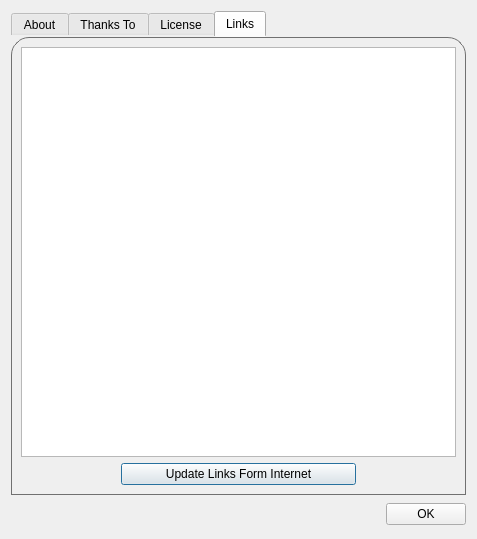
This is About_Window.ui in qunying/aqemu-old as Qt 5 draws it before an edit. The edited form follows.
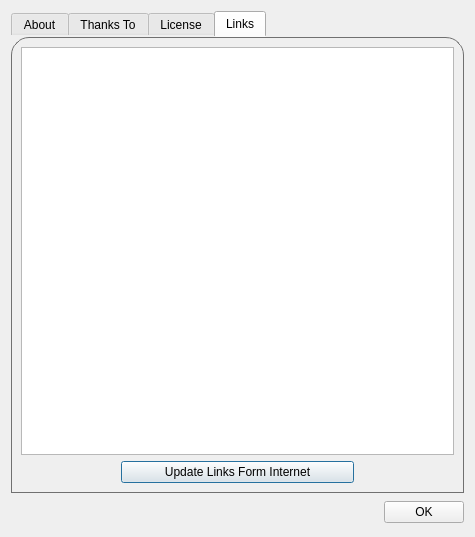
This is the edited form. The open tabs and pages were chosen to show the change. Icons and pictures are not drawn.

The edit to the form file:
```diff
--- a/About_Window.ui
+++ b/About_Window.ui
@@ -7,8 +7,8 @@
    <rect>
     <x>0</x>
     <y>0</y>
-    <width>477</width>
-    <height>539</height>
+    <width>475</width>
+    <height>537</height>
    </rect>
   </property>
   <property name="windowTitle">
@@ -433,32 +433,33 @@
           <string>&lt;!DOCTYPE HTML PUBLIC &quot;-//W3C//DTD HTML 4.0//EN&quot; &quot;http://www.w3.org/TR/REC-html40/strict.dtd&quot;&gt;
 &lt;html&gt;&lt;head&gt;&lt;meta name=&quot;qrichtext&quot; content=&quot;1&quot; /&gt;&lt;style type=&quot;text/css&quot;&gt;
 p, li { white-space: pre-wrap; }
-&lt;/style&gt;&lt;/head&gt;&lt;body style=&quot; font-family:'DejaVu Sans'; font-size:10pt; font-weight:400; font-style:normal;&quot;&gt;
+&lt;/style&gt;&lt;/head&gt;&lt;body style=&quot; font-family:'Bitstream Vera Sans'; font-size:10pt; font-weight:400; font-style:normal;&quot;&gt;
 &lt;table border=&quot;0&quot; style=&quot;-qt-table-type: root; margin-top:4px; margin-bottom:4px; margin-left:4px; margin-right:4px;&quot;&gt;
 &lt;tr&gt;
 &lt;td style=&quot;border: none;&quot;&gt;
-&lt;p style=&quot;-qt-paragraph-type:empty; margin-top:0px; margin-bottom:0px; margin-left:0px; margin-right:0px; -qt-block-indent:0; text-indent:0px;&quot;&gt;&lt;/p&gt;
-&lt;p style=&quot;-qt-paragraph-type:empty; margin-top:0px; margin-bottom:0px; margin-left:0px; margin-right:0px; -qt-block-indent:0; text-indent:0px;&quot;&gt;&lt;/p&gt;
-&lt;p style=&quot;-qt-paragraph-type:empty; margin-top:0px; margin-bottom:0px; margin-left:0px; margin-right:0px; -qt-block-indent:0; text-indent:0px;&quot;&gt;&lt;/p&gt;
+&lt;p style=&quot;-qt-paragraph-type:empty; margin-top:0px; margin-bottom:0px; margin-left:0px; margin-right:0px; -qt-block-indent:0; text-indent:0px; font-family:'DejaVu Sans';&quot;&gt;&lt;/p&gt;
+&lt;p style=&quot;-qt-paragraph-type:empty; margin-top:0px; margin-bottom:0px; margin-left:0px; margin-right:0px; -qt-block-indent:0; text-indent:0px; font-family:'DejaVu Sans';&quot;&gt;&lt;/p&gt;
+&lt;p style=&quot;-qt-paragraph-type:empty; margin-top:0px; margin-bottom:0px; margin-left:0px; margin-right:0px; -qt-block-indent:0; text-indent:0px; font-family:'DejaVu Sans';&quot;&gt;&lt;/p&gt;
+&lt;p style=&quot;-qt-paragraph-type:empty; margin-top:0px; margin-bottom:0px; margin-left:0px; margin-right:0px; -qt-block-indent:0; text-indent:0px; font-family:'DejaVu Sans';&quot;&gt;&lt;/p&gt;
 &lt;p style=&quot;-qt-paragraph-type:empty; margin-top:0px; margin-bottom:0px; margin-left:0px; margin-right:0px; -qt-block-indent:0; text-indent:0px; font-family:'MS Shell Dlg 2'; font-size:8pt;&quot;&gt;&lt;/p&gt;
-&lt;p style=&quot;-qt-paragraph-type:empty; margin-top:0px; margin-bottom:0px; margin-left:0px; margin-right:0px; -qt-block-indent:0; text-indent:0px;&quot;&gt;&lt;/p&gt;
-&lt;p style=&quot;-qt-paragraph-type:empty; margin-top:0px; margin-bottom:0px; margin-left:0px; margin-right:0px; -qt-block-indent:0; text-indent:0px;&quot;&gt;&lt;/p&gt;
-&lt;p style=&quot;-qt-paragraph-type:empty; margin-top:0px; margin-bottom:0px; margin-left:0px; margin-right:0px; -qt-block-indent:0; text-indent:0px;&quot;&gt;&lt;/p&gt;
-&lt;p style=&quot;-qt-paragraph-type:empty; margin-top:0px; margin-bottom:0px; margin-left:0px; margin-right:0px; -qt-block-indent:0; text-indent:0px;&quot;&gt;&lt;/p&gt;
-&lt;p style=&quot;-qt-paragraph-type:empty; margin-top:0px; margin-bottom:0px; margin-left:0px; margin-right:0px; -qt-block-indent:0; text-indent:0px;&quot;&gt;&lt;/p&gt;
-&lt;p style=&quot;-qt-paragraph-type:empty; margin-top:0px; margin-bottom:0px; margin-left:0px; margin-right:0px; -qt-block-indent:0; text-indent:0px;&quot;&gt;&lt;/p&gt;
-&lt;p style=&quot;-qt-paragraph-type:empty; margin-top:0px; margin-bottom:0px; margin-left:0px; margin-right:0px; -qt-block-indent:0; text-indent:0px;&quot;&gt;&lt;/p&gt;
-&lt;p style=&quot;-qt-paragraph-type:empty; margin-top:0px; margin-bottom:0px; margin-left:0px; margin-right:0px; -qt-block-indent:0; text-indent:0px;&quot;&gt;&lt;/p&gt;
-&lt;p style=&quot;-qt-paragraph-type:empty; margin-top:0px; margin-bottom:0px; margin-left:0px; margin-right:0px; -qt-block-indent:0; text-indent:0px;&quot;&gt;&lt;/p&gt;
-&lt;p style=&quot;-qt-paragraph-type:empty; margin-top:0px; margin-bottom:0px; margin-left:0px; margin-right:0px; -qt-block-indent:0; text-indent:0px;&quot;&gt;&lt;/p&gt;
-&lt;p style=&quot;-qt-paragraph-type:empty; margin-top:0px; margin-bottom:0px; margin-left:0px; margin-right:0px; -qt-block-indent:0; text-indent:0px;&quot;&gt;&lt;/p&gt;
-&lt;p style=&quot;-qt-paragraph-type:empty; margin-top:0px; margin-bottom:0px; margin-left:0px; margin-right:0px; -qt-block-indent:0; text-indent:0px;&quot;&gt;&lt;/p&gt;
-&lt;p style=&quot;-qt-paragraph-type:empty; margin-top:0px; margin-bottom:0px; margin-left:0px; margin-right:0px; -qt-block-indent:0; text-indent:0px;&quot;&gt;&lt;/p&gt;
-&lt;p style=&quot;-qt-paragraph-type:empty; margin-top:0px; margin-bottom:0px; margin-left:0px; margin-right:0px; -qt-block-indent:0; text-indent:0px;&quot;&gt;&lt;/p&gt;
-&lt;p style=&quot;-qt-paragraph-type:empty; margin-top:0px; margin-bottom:0px; margin-left:0px; margin-right:0px; -qt-block-indent:0; text-indent:0px;&quot;&gt;&lt;/p&gt;
-&lt;p style=&quot;-qt-paragraph-type:empty; margin-top:0px; margin-bottom:0px; margin-left:0px; margin-right:0px; -qt-block-indent:0; text-indent:0px;&quot;&gt;&lt;/p&gt;
-&lt;p style=&quot;-qt-paragraph-type:empty; margin-top:0px; margin-bottom:0px; margin-left:0px; margin-right:0px; -qt-block-indent:0; text-indent:0px;&quot;&gt;&lt;/p&gt;
-&lt;p style=&quot;-qt-paragraph-type:empty; margin-top:0px; margin-bottom:0px; margin-left:0px; margin-right:0px; -qt-block-indent:0; text-indent:0px;&quot;&gt;&lt;/p&gt;
+&lt;p style=&quot;-qt-paragraph-type:empty; margin-top:0px; margin-bottom:0px; margin-left:0px; margin-right:0px; -qt-block-indent:0; text-indent:0px; font-family:'DejaVu Sans';&quot;&gt;&lt;/p&gt;
+&lt;p style=&quot;-qt-paragraph-type:empty; margin-top:0px; margin-bottom:0px; margin-left:0px; margin-right:0px; -qt-block-indent:0; text-indent:0px; font-family:'DejaVu Sans';&quot;&gt;&lt;/p&gt;
+&lt;p style=&quot;-qt-paragraph-type:empty; margin-top:0px; margin-bottom:0px; margin-left:0px; margin-right:0px; -qt-block-indent:0; text-indent:0px; font-family:'DejaVu Sans';&quot;&gt;&lt;/p&gt;
+&lt;p style=&quot;-qt-paragraph-type:empty; margin-top:0px; margin-bottom:0px; margin-left:0px; margin-right:0px; -qt-block-indent:0; text-indent:0px; font-family:'DejaVu Sans';&quot;&gt;&lt;/p&gt;
+&lt;p style=&quot;-qt-paragraph-type:empty; margin-top:0px; margin-bottom:0px; margin-left:0px; margin-right:0px; -qt-block-indent:0; text-indent:0px; font-family:'DejaVu Sans';&quot;&gt;&lt;/p&gt;
+&lt;p style=&quot;-qt-paragraph-type:empty; margin-top:0px; margin-bottom:0px; margin-left:0px; margin-right:0px; -qt-block-indent:0; text-indent:0px; font-family:'DejaVu Sans';&quot;&gt;&lt;/p&gt;
+&lt;p style=&quot;-qt-paragraph-type:empty; margin-top:0px; margin-bottom:0px; margin-left:0px; margin-right:0px; -qt-block-indent:0; text-indent:0px; font-family:'DejaVu Sans';&quot;&gt;&lt;/p&gt;
+&lt;p style=&quot;-qt-paragraph-type:empty; margin-top:0px; margin-bottom:0px; margin-left:0px; margin-right:0px; -qt-block-indent:0; text-indent:0px; font-family:'DejaVu Sans';&quot;&gt;&lt;/p&gt;
+&lt;p style=&quot;-qt-paragraph-type:empty; margin-top:0px; margin-bottom:0px; margin-left:0px; margin-right:0px; -qt-block-indent:0; text-indent:0px; font-family:'DejaVu Sans';&quot;&gt;&lt;/p&gt;
+&lt;p style=&quot;-qt-paragraph-type:empty; margin-top:0px; margin-bottom:0px; margin-left:0px; margin-right:0px; -qt-block-indent:0; text-indent:0px; font-family:'DejaVu Sans';&quot;&gt;&lt;/p&gt;
+&lt;p style=&quot;-qt-paragraph-type:empty; margin-top:0px; margin-bottom:0px; margin-left:0px; margin-right:0px; -qt-block-indent:0; text-indent:0px; font-family:'DejaVu Sans';&quot;&gt;&lt;/p&gt;
+&lt;p style=&quot;-qt-paragraph-type:empty; margin-top:0px; margin-bottom:0px; margin-left:0px; margin-right:0px; -qt-block-indent:0; text-indent:0px; font-family:'DejaVu Sans';&quot;&gt;&lt;/p&gt;
+&lt;p style=&quot;-qt-paragraph-type:empty; margin-top:0px; margin-bottom:0px; margin-left:0px; margin-right:0px; -qt-block-indent:0; text-indent:0px; font-family:'DejaVu Sans';&quot;&gt;&lt;/p&gt;
+&lt;p style=&quot;-qt-paragraph-type:empty; margin-top:0px; margin-bottom:0px; margin-left:0px; margin-right:0px; -qt-block-indent:0; text-indent:0px; font-family:'DejaVu Sans';&quot;&gt;&lt;/p&gt;
+&lt;p style=&quot;-qt-paragraph-type:empty; margin-top:0px; margin-bottom:0px; margin-left:0px; margin-right:0px; -qt-block-indent:0; text-indent:0px; font-family:'DejaVu Sans';&quot;&gt;&lt;/p&gt;
+&lt;p style=&quot;-qt-paragraph-type:empty; margin-top:0px; margin-bottom:0px; margin-left:0px; margin-right:0px; -qt-block-indent:0; text-indent:0px; font-family:'DejaVu Sans';&quot;&gt;&lt;/p&gt;
+&lt;p style=&quot;-qt-paragraph-type:empty; margin-top:0px; margin-bottom:0px; margin-left:0px; margin-right:0px; -qt-block-indent:0; text-indent:0px; font-family:'DejaVu Sans';&quot;&gt;&lt;/p&gt;
+&lt;p style=&quot;-qt-paragraph-type:empty; margin-top:0px; margin-bottom:0px; margin-left:0px; margin-right:0px; -qt-block-indent:0; text-indent:0px; font-family:'DejaVu Sans';&quot;&gt;&lt;/p&gt;
 &lt;p style=&quot;-qt-paragraph-type:empty; margin-top:0px; margin-bottom:0px; margin-left:0px; margin-right:0px; -qt-block-indent:0; text-indent:0px; font-family:'Nimbus Sans L';&quot;&gt;&lt;/p&gt;&lt;/td&gt;&lt;/tr&gt;&lt;/table&gt;&lt;/body&gt;&lt;/html&gt;</string>
          </property>
          <property name="openExternalLinks">
```
Left out of the diff: 39 changed lines with no effect on the pictures.
